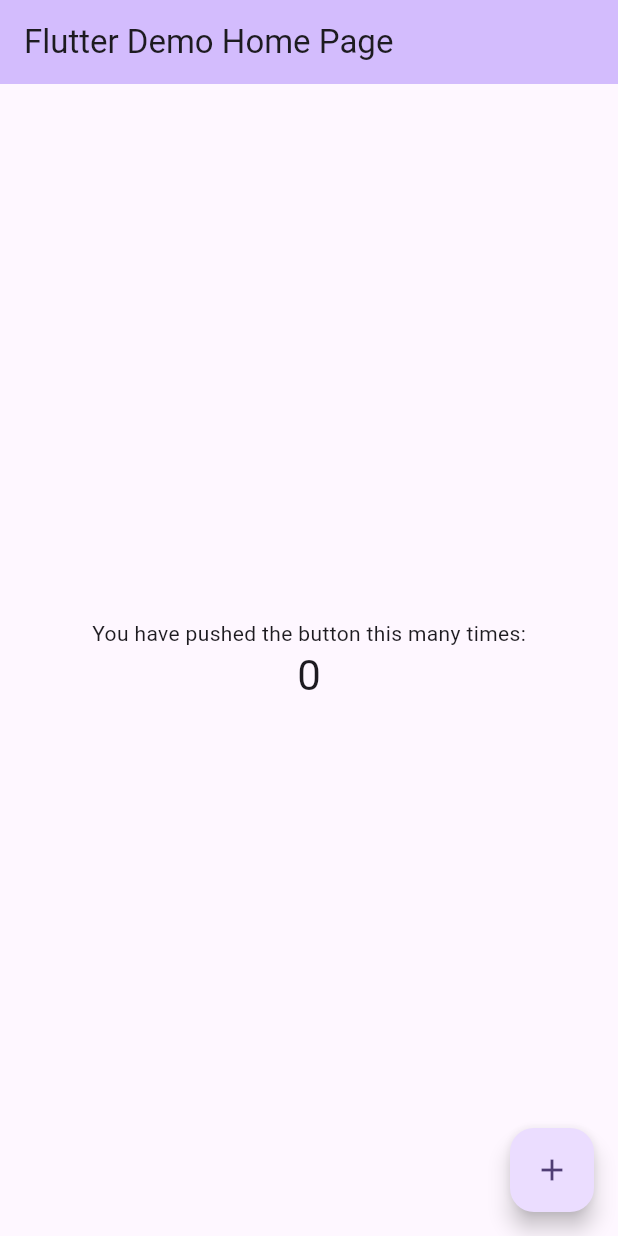
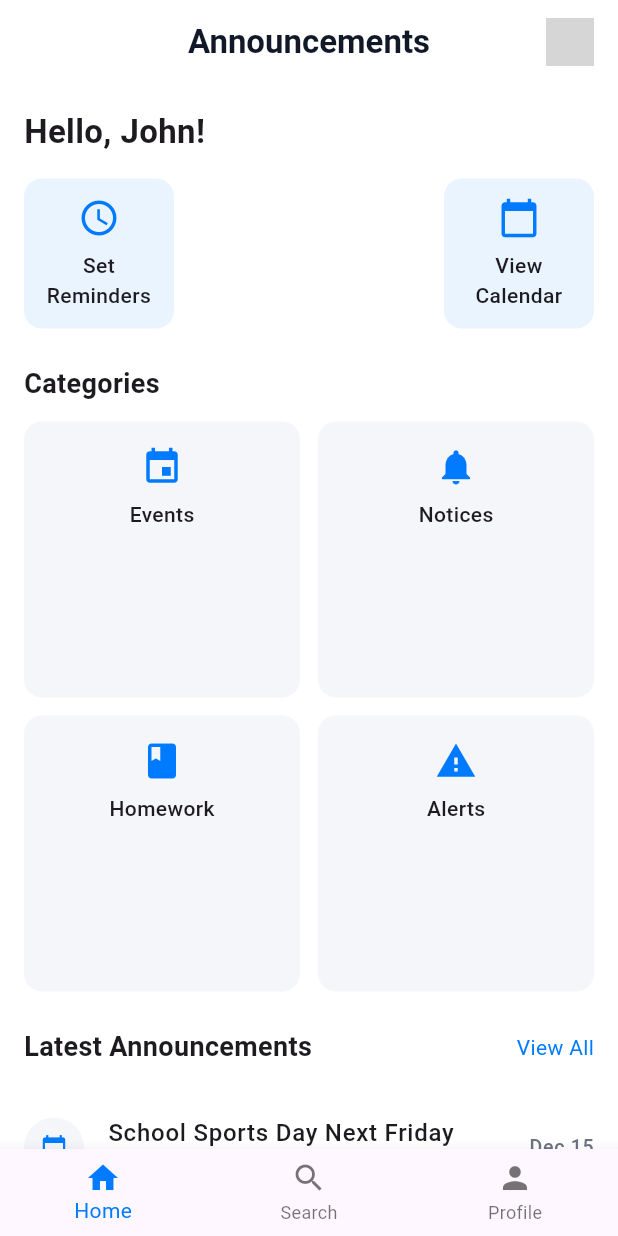
Before and after one commit to jaylogalam/sdg-lens-server, a Flutter app: the screen it shows after launch, on a phone screen of 412 x 824 dp. Run offline on Flutter 3.47's test engine with Material 3 defaults, Android fonts, the light colour scheme and no system bars; grey boxes are pictures that could not be loaded.

Commit message:
initial design

```diff
--- a/frontend/lib/main.dart
+++ b/frontend/lib/main.dart
@@ -1,4 +1,5 @@
 import 'package:flutter/material.dart';
+import 'screens/home_screen.dart';
 
 void main() {
   runApp(const MyApp());
@@ -7,116 +8,16 @@ void main() {
 class MyApp extends StatelessWidget {
   const MyApp({super.key});
 
-  // This widget is the root of your application.
   @override
   Widget build(BuildContext context) {
     return MaterialApp(
-      title: 'Flutter Demo',
+      debugShowCheckedModeBanner: false,
+      title: 'Announcements App',
       theme: ThemeData(
-        // This is the theme of your application.
-        //
-        // TRY THIS: Try running your application with "flutter run". You'll see
-        // the application has a purple toolbar. Then, without quitting the app,
-        // try changing the seedColor in the colorScheme below to Colors.green
-        // and then invoke "hot reload" (save your changes or press the "hot
-        // reload" button in a Flutter-supported IDE, or press "r" if you used
-        // the command line to start the app).
-        //
-        // Notice that the counter didn't reset back to zero; the application
-        // state is not lost during the reload. To reset the state, use hot
-        // restart instead.
-        //
-        // This works for code too, not just values: Most code changes can be
-        // tested with just a hot reload.
-        colorScheme: ColorScheme.fromSeed(seedColor: Colors.deepPurple),
+        fontFamily: 'Roboto',
+        scaffoldBackgroundColor: Colors.white,
       ),
-      home: const MyHomePage(title: 'Flutter Demo Home Page'),
+      home: const HomeScreen(),
     );
   }
 }
-
-class MyHomePage extends StatefulWidget {
-  const MyHomePage({super.key, required this.title});
-
-  // This widget is the home page of your application. It is stateful, meaning
-  // that it has a State object (defined below) that contains fields that affect
-  // how it looks.
-
-  // This class is the configuration for the state. It holds the values (in this
-  // case the title) provided by the parent (in this case the App widget) and
-  // used by the build method of the State. Fields in a Widget subclass are
-  // always marked "final".
-
-  final String title;
-
-  @override
-  State<MyHomePage> createState() => _MyHomePageState();
-}
-
-class _MyHomePageState extends State<MyHomePage> {
-  int _counter = 0;
-
-  void _incrementCounter() {
-    setState(() {
-      // This call to setState tells the Flutter framework that something has
-      // changed in this State, which causes it to rerun the build method below
-      // so that the display can reflect the updated values. If we changed
-      // _counter without calling setState(), then the build method would not be
-      // called again, and so nothing would appear to happen.
-      _counter++;
-    });
-  }
-
-  @override
-  Widget build(BuildContext context) {
-    // This method is rerun every time setState is called, for instance as done
-    // by the _incrementCounter method above.
-    //
-    // The Flutter framework has been optimized to make rerunning build methods
-    // fast, so that you can just rebuild anything that needs updating rather
-    // than having to individually change instances of widgets.
-    return Scaffold(
-      appBar: AppBar(
-        // TRY THIS: Try changing the color here to a specific color (to
-        // Colors.amber, perhaps?) and trigger a hot reload to see the AppBar
-        // change color while the other colors stay the same.
-        backgroundColor: Theme.of(context).colorScheme.inversePrimary,
-        // Here we take the value from the MyHomePage object that was created by
-        // the App.build method, and use it to set our appbar title.
-        title: Text(widget.title),
-      ),
-      body: Center(
-        // Center is a layout widget. It takes a single child and positions it
-        // in the middle of the parent.
-        child: Column(
-          // Column is also a layout widget. It takes a list of children and
-          // arranges them vertically. By default, it sizes itself to fit its
-          // children horizontally, and tries to be as tall as its parent.
-          //
-          // Column has various properties to control how it sizes itself and
-          // how it positions its children. Here we use mainAxisAlignment to
-          // center the children vertically; the main axis here is the vertical
-          // axis because Columns are vertical (the cross axis would be
-          // horizontal).
-          //
-          // TRY THIS: Invoke "debug painting" (choose the "Toggle Debug Paint"
-          // action in the IDE, or press "p" in the console), to see the
-          // wireframe for each widget.
-          mainAxisAlignment: MainAxisAlignment.center,
-          children: <Widget>[
-            const Text('You have pushed the button this many times:'),
-            Text(
-              '$_counter',
-              style: Theme.of(context).textTheme.headlineMedium,
-            ),
-          ],
-        ),
-      ),
-      floatingActionButton: FloatingActionButton(
-        onPressed: _incrementCounter,
-        tooltip: 'Increment',
-        child: const Icon(Icons.add),
-      ), // This trailing comma makes auto-formatting nicer for build methods.
-    );
-  }
-}
--- /dev/null
+++ b/frontend/lib/models/announcement_model.dart
@@ -0,0 +1,13 @@
+class Announcement {
+  final String category;
+  final String title;
+  final String date;
+  final String icon;
+
+  Announcement({
+    required this.category,
+    required this.title,
+    required this.date,
+    required this.icon,
+  });
+}
--- /dev/null
+++ b/frontend/lib/screens/home_screen.dart
@@ -0,0 +1,111 @@
+import 'package:flutter/material.dart';
+import '../utils/app_colors.dart';
+import '../widgets/quick_action_button.dart';
+import '../widgets/category_button.dart';
+import '../widgets/announcement_tile.dart';
+import '../models/announcement_model.dart';
+
+class HomeScreen extends StatelessWidget {
+  const HomeScreen({super.key});
+
+  @override
+  Widget build(BuildContext context) {
+    final announcements = [
+      Announcement(category: "Events", title: "School Sports Day Next Friday", date: "Dec 15", icon: ""),
+      Announcement(category: "Notices", title: "New Lunch Menu Available", date: "Dec 14", icon: ""),
+      Announcement(category: "Homework", title: "Math Assignment Due on Monday", date: "Dec 13", icon: ""),
+      Announcement(category: "Alerts", title: "Road Closure on Main Street", date: "Dec 12", icon: ""),
+      Announcement(category: "Events", title: "Parent-Teacher Conference Sign-up Open", date: "Dec 11", icon: ""),
+    ];
+
+    return Scaffold(
+      appBar: AppBar(
+        elevation: 0,
+        backgroundColor: Colors.white,
+        centerTitle: true,
+        title: const Text(
+          "Announcements",
+          style: TextStyle(color: AppColors.black, fontWeight: FontWeight.w600),
+        ),
+        actions: [
+          Padding(
+            padding: const EdgeInsets.symmetric(horizontal: 16),
+            child: CircleAvatar(
+              radius: 16,
+              backgroundImage: AssetImage('assets/user.png'),
+            ),
+          )
+        ],
+      ),
+      bottomNavigationBar: BottomNavigationBar(
+        currentIndex: 0,
+        selectedItemColor: AppColors.primaryBlue,
+        items: const [
+          BottomNavigationBarItem(icon: Icon(Icons.home), label: "Home"),
+          BottomNavigationBarItem(icon: Icon(Icons.search), label: "Search"),
+          BottomNavigationBarItem(icon: Icon(Icons.person), label: "Profile"),
+        ],
+      ),
+      body: SingleChildScrollView(
+        padding: const EdgeInsets.all(16),
+        child: Column(
+          crossAxisAlignment: CrossAxisAlignment.start,
+          children: [
+            const Text(
+              "Hello, John!",
+              style: TextStyle(fontSize: 22, fontWeight: FontWeight.bold),
+            ),
+            const SizedBox(height: 16),
+
+            // Quick Actions
+            Row(
+              mainAxisAlignment: MainAxisAlignment.spaceBetween,
+              children: [
+                QuickActionButton(icon: Icons.access_time, label: "Set Reminders", onTap: () {}),
+                QuickActionButton(icon: Icons.calendar_today, label: "View Calendar", onTap: () {}),
+              ],
+            ),
+            const SizedBox(height: 24),
+
+            // Categories
+            const Text("Categories", style: TextStyle(fontSize: 18, fontWeight: FontWeight.w600)),
+            const SizedBox(height: 12),
+            GridView.count(
+              crossAxisCount: 2,
+              shrinkWrap: true,
+              physics: const NeverScrollableScrollPhysics(),
+              mainAxisSpacing: 12,
+              crossAxisSpacing: 12,
+              children: [
+                CategoryButton(icon: Icons.event, label: "Events", onTap: () {}),
+                CategoryButton(icon: Icons.notifications, label: "Notices", onTap: () {}),
+                CategoryButton(icon: Icons.book, label: "Homework", onTap: () {}),
+                CategoryButton(icon: Icons.warning, label: "Alerts", onTap: () {}),
+              ],
+            ),
+            const SizedBox(height: 24),
+
+            // Latest Announcements
+            Row(
+              mainAxisAlignment: MainAxisAlignment.spaceBetween,
+              children: const [
+                Text("Latest Announcements", style: TextStyle(fontSize: 18, fontWeight: FontWeight.w600)),
+                Text("View All", style: TextStyle(color: AppColors.primaryBlue)),
+              ],
+            ),
+            const SizedBox(height: 12),
+
+            ListView.builder(
+              itemCount: announcements.length,
+              shrinkWrap: true,
+              physics: const NeverScrollableScrollPhysics(),
+              itemBuilder: (context, index) {
+                return AnnouncementTile(announcement: announcements[index]);
+              },
+            )
+          ],
+        ),
+      ),
+    );
+  }
+}
--- /dev/null
+++ b/frontend/lib/utils/app_colors.dart
@@ -0,0 +1,9 @@
+import 'package:flutter/material.dart';
+
+class AppColors {
+  static const primaryBlue = Color(0xFF007BFF);
+  static const lightBlue = Color(0xFFEAF4FF);
+  static const grayText = Color(0xFF6B7280);
+  static const lightGray = Color(0xFFF5F6FA);
+  static const black = Color(0xFF111827);
+}
--- /dev/null
+++ b/frontend/lib/widgets/announcement_tile.dart
@@ -0,0 +1,32 @@
+import 'package:flutter/material.dart';
+import '../utils/app_colors.dart';
+import '../models/announcement_model.dart';
+
+class AnnouncementTile extends StatelessWidget {
+  final Announcement announcement;
+
+  const AnnouncementTile({super.key, required this.announcement});
+
+  @override
+  Widget build(BuildContext context) {
+    return ListTile(
+      contentPadding: const EdgeInsets.symmetric(vertical: 6),
+      leading: CircleAvatar(
+        backgroundColor: AppColors.lightGray,
+        child: Icon(Icons.calendar_today, color: AppColors.primaryBlue, size: 18),
+      ),
+      title: Text(
+        announcement.title,
+        style: const TextStyle(fontWeight: FontWeight.w500),
+      ),
+      subtitle: Text(
+        announcement.category,
+        style: const TextStyle(color: AppColors.grayText, fontSize: 13),
+      ),
+      trailing: Text(
+        announcement.date,
+        style: const TextStyle(color: AppColors.grayText, fontSize: 13),
+      ),
+    );
+  }
+}
--- /dev/null
+++ b/frontend/lib/widgets/category_button.dart
@@ -0,0 +1,36 @@
+import 'package:flutter/material.dart';
+import '../utils/app_colors.dart';
+
+class CategoryButton extends StatelessWidget {
+  final IconData icon;
+  final String label;
+  final VoidCallback onTap;
+
+  const CategoryButton({
+    super.key,
+    required this.icon,
+    required this.label,
+    required this.onTap,
+  });
+
+  @override
+  Widget build(BuildContext context) {
+    return GestureDetector(
+      onTap: onTap,
+      child: Container(
+        padding: const EdgeInsets.all(16),
+        decoration: BoxDecoration(
+          color: AppColors.lightGray,
+          borderRadius: BorderRadius.circular(12),
+        ),
+        child: Column(
+          children: [
+            Icon(icon, color: AppColors.primaryBlue, size: 28),
+            const SizedBox(height: 8),
+            Text(label, style: const TextStyle(fontWeight: FontWeight.w500)),
+          ],
+        ),
+      ),
+    );
+  }
+}
--- /dev/null
+++ b/frontend/lib/widgets/quick_action_button.dart
@@ -0,0 +1,41 @@
+import 'package:flutter/material.dart';
+import '../utils/app_colors.dart';
+
+class QuickActionButton extends StatelessWidget {
+  final IconData icon;
+  final String label;
+  final VoidCallback onTap;
+
+  const QuickActionButton({
+    super.key,
+    required this.icon,
+    required this.label,
+    required this.onTap,
+  });
+
+  @override
+  Widget build(BuildContext context) {
+    return GestureDetector(
+      onTap: onTap,
+      child: Container(
+        width: 100,
+        padding: const EdgeInsets.all(12),
+        decoration: BoxDecoration(
+          color: AppColors.lightBlue,
+          borderRadius: BorderRadius.circular(12),
+        ),
+        child: Column(
+          children: [
+            Icon(icon, color: AppColors.primaryBlue, size: 28),
+            const SizedBox(height: 8),
+            Text(
+              label,
+              textAlign: TextAlign.center,
+              style: const TextStyle(fontSize: 14, fontWeight: FontWeight.w500),
+            )
+          ],
+        ),
+      ),
+    );
+  }
+}
```
Also changed, not shown: frontend/pubspec.lock.
